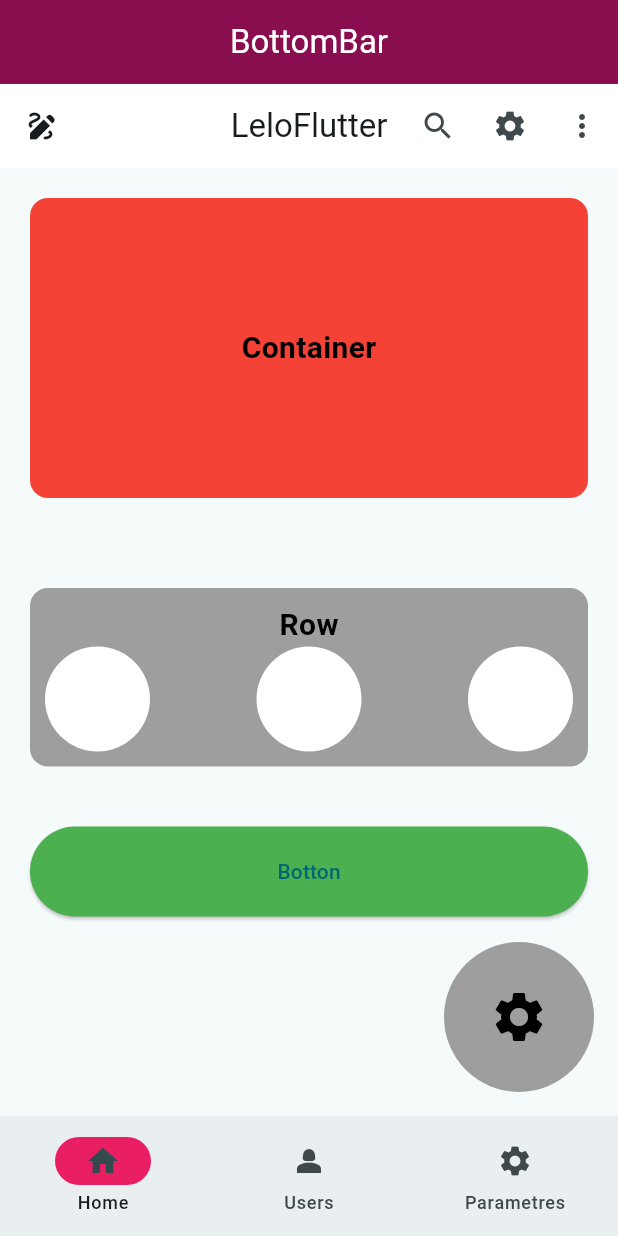
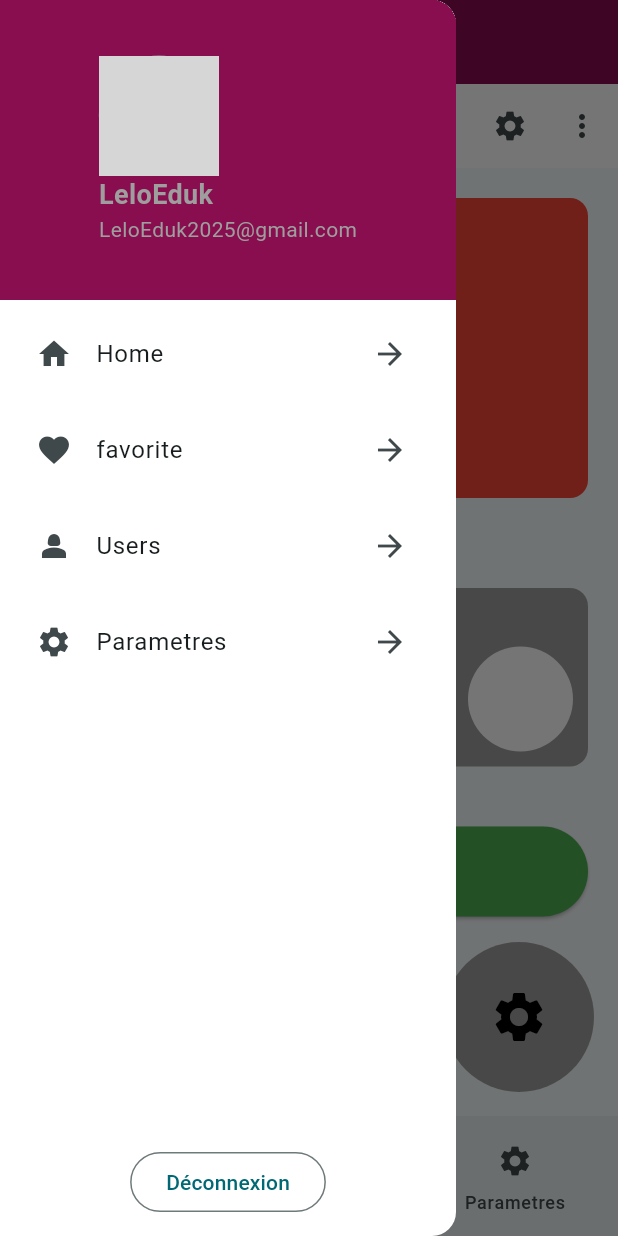
Before and after one commit to leloeduk/leloflutter, a Flutter app: the screen it shows after launch, with the side drawer open (before the commit the screen has no drawer), on a phone screen of 412 x 824 dp. Run offline on Flutter 3.47's test engine with Material 3 defaults, Android fonts, the phone set to English and light mode, and no system bars; grey boxes are pictures that could not be loaded.

Commit message:
improve code

```diff
--- a/lib/pages/custom_bottom_bar.dart
+++ b/lib/pages/custom_bottom_bar.dart
@@ -1,4 +1,5 @@
 import 'package:flutter/material.dart';
+import 'package:leloflutter/pages/drawer_page.dart';
 import 'package:leloflutter/pages/home_page.dart';
 import 'package:leloflutter/pages/state_page.dart';
 import 'package:leloflutter/pages/user_page.dart';
@@ -19,10 +20,11 @@ class _CustomBottomBarState extends State<CustomBottomBar> {
   Widget build(BuildContext context) {
     return Scaffold(
       appBar: AppBar(
-        title: Text("BottomBar", style: TextStyle(color: Colors.white)),
+        title: Text("Drawer", style: TextStyle(color: Colors.white)),
         centerTitle: true,
         backgroundColor: Colors.pink.shade900,
       ),
+      drawer: DrawerPage(),
       body: screens[selectedCurrentIndex],
       bottomNavigationBar: NavigationBar(
         selectedIndex: selectedCurrentIndex,
--- /dev/null
+++ b/lib/pages/drawer_page.dart
@@ -0,0 +1,97 @@
+import 'package:flutter/material.dart';
+import 'package:leloflutter/pages/state_page.dart';
+import 'package:leloflutter/pages/user_page.dart';
+
+class DrawerPage extends StatelessWidget {
+  const DrawerPage({super.key});
+
+  @override
+  Widget build(BuildContext context) {
+    return Drawer(
+      backgroundColor: Colors.white,
+      child: Column(
+        children: [
+          Container(
+            height: 200,
+            width: double.infinity,
+            color: Colors.pink.shade900,
+            child: Center(
+              child: Column(
+                mainAxisAlignment: MainAxisAlignment.center,
+                crossAxisAlignment: CrossAxisAlignment.start,
+                children: [
+                  CircleAvatar(
+                    radius: 40,
+                    backgroundColor: Colors.grey,
+                    backgroundImage: AssetImage("lib/images/lelo.png"),
+                  ),
+                  Text(
+                    "LeloEduk",
+                    style: TextStyle(
+                      fontSize: 18,
+                      color: Colors.grey,
+                      fontWeight: FontWeight.bold,
+                    ),
+                  ),
+                  Text(
+                    "LeloEduk2025@gmail.com",
+                    style: TextStyle(color: Colors.grey),
+                  ),
+                ],
+              ),
+            ),
+          ),
+          Padding(
+            padding: const EdgeInsets.all(8.0),
+            child: Wrap(
+              runSpacing: 8,
+              spacing: 6,
+              children: [
+                ListTile(
+                  onTap: () {
+                    Navigator.of(context).pop();
+                  },
+                  leading: Icon(Icons.home),
+                  title: Text("Home"),
+                  trailing: Icon(Icons.arrow_forward),
+                ),
+                ListTile(
+                  onTap: () {},
+                  leading: Icon(Icons.favorite),
+                  title: Text("favorite"),
+                  trailing: Icon(Icons.arrow_forward),
+                ),
+                ListTile(
+                  onTap: () {
+                    Navigator.of(
+                      context,
+                    ).push(MaterialPageRoute(builder: (context) => UserPage()));
+                  },
+                  leading: Icon(Icons.person_2),
+                  title: Text("Users"),
+                  trailing: Icon(Icons.arrow_forward),
+                ),
+                ListTile(
+                  onTap: () {
+                    Navigator.of(context).pop();
+                    Navigator.of(context).push(
+                      MaterialPageRoute(builder: (context) => StatePage()),
+                    );
+                  },
+                  leading: Icon(Icons.settings),
+                  title: Text("Parametres"),
+                  trailing: Icon(Icons.arrow_forward),
+                ),
+              ],
+            ),
+          ),
+          Spacer(),
+          Padding(
+            padding: const EdgeInsets.all(12),
+            child: OutlinedButton(onPressed: () {}, child: Text("Déconnexion")),
+          ),
+        ],
+      ),
+    );
+  }
+}
```
